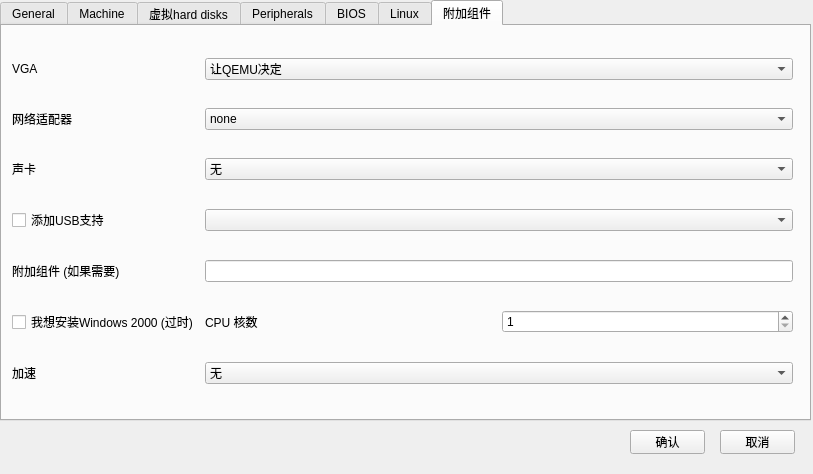
Above: ui/EditVM2.ui from wjqsec/EmuGUI before the change. Below: the same form after it.
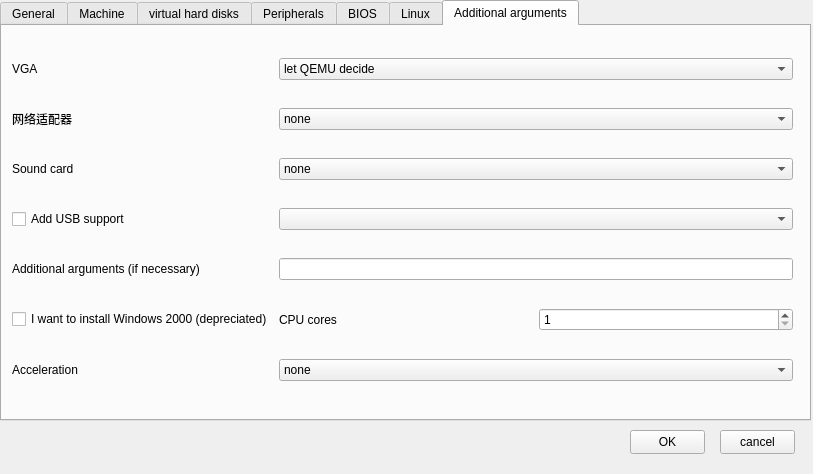
That is the form after the change. The open tabs and pages were chosen to show the change.

Diff of the .ui file:
```diff
--- a/ui/EditVM2.ui
+++ b/ui/EditVM2.ui
@@ -239,7 +239,7 @@
    </widget>
    <widget class="QWidget" name="tab_3">
     <attribute name="title">
-     <string>虚拟hard disks</string>
+     <string>virtual hard disks</string>
     </attribute>
     <widget class="QWidget" name="gridLayoutWidget_2">
      <property name="geometry">
@@ -734,7 +734,7 @@
    </widget>
    <widget class="QWidget" name="tab_4">
     <attribute name="title">
-     <string>附加组件</string>
+     <string>Additional arguments</string>
     </attribute>
     <widget class="QWidget" name="gridLayoutWidget_4">
      <property name="geometry">
@@ -768,28 +768,28 @@
       <item row="2" column="0">
        <widget class="QLabel" name="lbl_sound">
         <property name="text">
-         <string>声卡</string>
+         <string>Sound card</string>
         </property>
        </widget>
       </item>
       <item row="3" column="0">
        <widget class="QCheckBox" name="chb_usb">
         <property name="text">
-         <string>添加USB支持</string>
+         <string>Add USB support</string>
         </property>
        </widget>
       </item>
       <item row="5" column="0">
        <widget class="QCheckBox" name="checkBox_3">
         <property name="text">
-         <string>我想安装Windows 2000 (过时)</string>
+         <string>I want to install Windows 2000 (depreciated)</string>
         </property>
        </widget>
       </item>
       <item row="4" column="0">
        <widget class="QLabel" name="lbl_addargs">
         <property name="text">
-         <string>附加组件 (如果需要)</string>
+         <string>Additional arguments (if necessary)</string>
         </property>
        </widget>
       </item>
@@ -797,7 +797,7 @@
        <widget class="QComboBox" name="cb_vga">
         <item>
          <property name="text">
-          <string>让QEMU决定</string>
+          <string>let QEMU decide</string>
          </property>
         </item>
        </widget>
@@ -816,7 +816,7 @@
        <widget class="QComboBox" name="cb_sound">
         <item>
          <property name="text">
-          <string>无</string>
+          <string>none</string>
          </property>
         </item>
        </widget>
@@ -826,7 +826,7 @@
         <item>
          <widget class="QLabel" name="lbl_cpuc">
           <property name="text">
-           <string>CPU 核数</string>
+           <string>CPU cores</string>
           </property>
          </widget>
         </item>
@@ -845,7 +845,7 @@
       <item row="6" column="0">
        <widget class="QLabel" name="lbl_accel">
         <property name="text">
-         <string>加速</string>
+         <string>Acceleration</string>
         </property>
        </widget>
       </item>
@@ -853,7 +853,7 @@
        <widget class="QComboBox" name="cb_accel">
         <item>
          <property name="text">
-          <string>无</string>
+          <string>none</string>
          </property>
         </item>
         <item>
@@ -897,7 +897,7 @@
     </rect>
    </property>
    <property name="text">
-    <string>取消</string>
+    <string>cancel</string>
    </property>
   </widget>
   <widget class="QPushButton" name="btn_ok">
@@ -910,7 +910,7 @@
     </rect>
    </property>
    <property name="text">
-    <string>确认</string>
+    <string>OK</string>
    </property>
   </widget>
  </widget>
```
Left out of the diff: 46 changed lines with no effect on the pictures.
